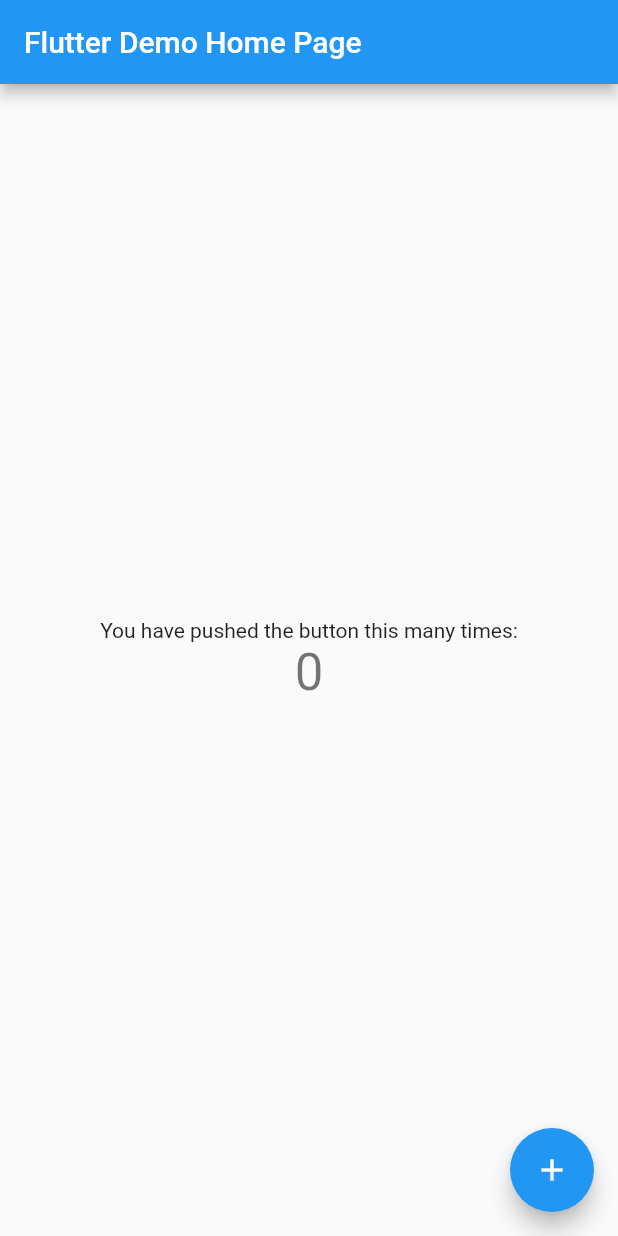
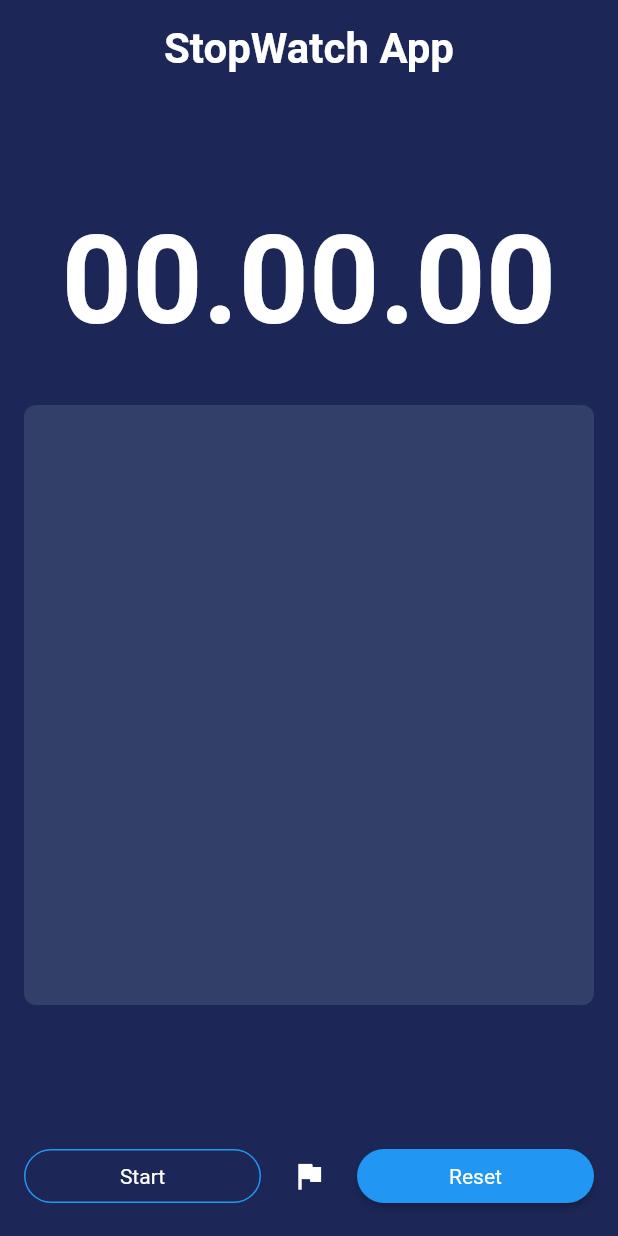
Before and after one commit to luthfiyyahnh/tugas2_kelompok3, a Flutter app: the screen it shows after launch, on a phone screen of 412 x 824 dp. Run offline on Flutter 3.47's test engine with Material 2 defaults, Android fonts, the light colour scheme and no system bars.

Commit message:
stopwatch

```diff
--- a/lib/main.dart
+++ b/lib/main.dart
@@ -1,3 +1,5 @@
+import 'dart:async';
+
 import 'package:flutter/material.dart';
 
 void main() {
@@ -11,105 +13,201 @@
   @override
   Widget build(BuildContext context) {
     return MaterialApp(
-      title: 'Flutter Demo',
-      theme: ThemeData(
-        // This is the theme of your application.
-        //
-        // Try running your application with "flutter run". You'll see the
-        // application has a blue toolbar. Then, without quitting the app, try
-        // changing the primarySwatch below to Colors.green and then invoke
-        // "hot reload" (press "r" in the console where you ran "flutter run",
-        // or simply save your changes to "hot reload" in a Flutter IDE).
-        // Notice that the counter didn't reset back to zero; the application
-        // is not restarted.
-        primarySwatch: Colors.blue,
-      ),
-      home: const MyHomePage(title: 'Flutter Demo Home Page'),
+      home: HomeApp(),
     );
   }
 }
 
-class MyHomePage extends StatefulWidget {
-  const MyHomePage({Key? key, required this.title}) : super(key: key);
-
-  // This widget is the home page of your application. It is stateful, meaning
-  // that it has a State object (defined below) that contains fields that affect
-  // how it looks.
-
-  // This class is the configuration for the state. It holds the values (in this
-  // case the title) provided by the parent (in this case the App widget) and
-  // used by the build method of the State. Fields in a Widget subclass are
-  // always marked "final".
-
-  final String title;
+class HomeApp extends StatefulWidget {
+  const HomeApp({Key? key}) : super(key: key);
 
   @override
-  State<MyHomePage> createState() => _MyHomePageState();
+  State<HomeApp> createState() => _HomeAppState();
 }
 
-class _MyHomePageState extends State<MyHomePage> {
-  int _counter = 0;
+class _HomeAppState extends State<HomeApp> {
+  int seconds = 0, minutes = 0, hours = 0;
 
-  void _incrementCounter() {
+  String digitSeconds = "00", digitMinutes = "00", digitHours = "00";
+  Timer? timer;
+  bool started = false;
+  List laps = [];
+
+  void stop() {
+    timer!.cancel();
     setState(() {
-      // This call to setState tells the Flutter framework that something has
-      // changed in this State, which causes it to rerun the build method below
-      // so that the display can reflect the updated values. If we changed
-      // _counter without calling setState(), then the build method would not be
-      // called again, and so nothing would appear to happen.
-      _counter++;
+      started = false;
+    });
+  }
+
+  void reset() {
+    timer!.cancel();
+    setState(() {
+      seconds = 0;
+      minutes = 0;
+      hours = 0;
+
+      digitSeconds = "00";
+      digitMinutes = "00";
+      digitHours = "00";
+
+      started = false;
+    });
+  }
+
+  void addLaps() {
+    String lap = "$digitHours:$digitMinutes:$digitSeconds";
+    setState(() {
+      laps.add(lap);
+    });
+  }
+
+  void Start() {
+    started = true;
+    timer = Timer.periodic(Duration(seconds: 1), (timer) {
+      int localSeconds = seconds + 1;
+      int localMinutes = minutes;
+      int localHours = hours;
+
+      if (localSeconds > 59) {
+        if (localMinutes > 59) {
+          localHours++;
+          localMinutes = 0;
+        } else {
+          localMinutes++;
+          localSeconds = 0;
+        }
+      }
+      setState(() {
+        seconds = localSeconds;
+        minutes = localMinutes;
+        hours = localHours;
+        digitSeconds = (seconds >= 10) ? "$seconds" : "0$seconds";
+        digitHours = (hours >= 10) ? "$hours" : "0$hours";
+        digitMinutes = (minutes >= 10) ? "$minutes" : "0$minutes";
+      });
     });
   }
 
   @override
   Widget build(BuildContext context) {
-    // This method is rerun every time setState is called, for instance as done
-    // by the _incrementCounter method above.
-    //
-    // The Flutter framework has been optimized to make rerunning build methods
-    // fast, so that you can just rebuild anything that needs updating rather
-    // than having to individually change instances of widgets.
     return Scaffold(
-      appBar: AppBar(
-        // Here we take the value from the MyHomePage object that was created by
-        // the App.build method, and use it to set our appbar title.
-        title: Text(widget.title),
+        backgroundColor: const Color(0xFF1C2757),
+        body: SafeArea(
+          child: Padding(
+            padding: const EdgeInsets.all(16.0),
+            child: Column(
+              mainAxisAlignment: MainAxisAlignment.spaceBetween,
+              crossAxisAlignment: CrossAxisAlignment.center,
+              children: [
+                Center(
+                  child: Text(
+                    "StopWatch App",
+                    style: TextStyle(
+                        color: Colors.white,
+                        fontSize: 28,
+                        fontWeight: FontWeight.bold),
                   ),
-      body: Center(
-        // Center is a layout widget. It takes a single child and positions it
-        // in the middle of the parent.
-        child: Column(
-          // Column is also a layout widget. It takes a list of children and
-          // arranges them vertically. By default, it sizes itself to fit its
-          // children horizontally, and tries to be as tall as its parent.
-          //
-          // Invoke "debug painting" (press "p" in the console, choose the
-          // "Toggle Debug Paint" action from the Flutter Inspector in Android
-          // Studio, or the "Toggle Debug Paint" command in Visual Studio Code)
-          // to see the wireframe for each widget.
-          //
-          // Column has various properties to control how it sizes itself and
-          // how it positions its children. Here we use mainAxisAlignment to
-          // center the children vertically; the main axis here is the vertical
-          // axis because Columns are vertical (the cross axis would be
-          // horizontal).
-          mainAxisAlignment: MainAxisAlignment.center,
-          children: <Widget>[
-            const Text(
-              'You have pushed the button this many times:',
+                ),
+                SizedBox(
+                  height: 20.0,
+                ),
+                Center(
+                  child: Text(
+                    "$digitHours.$digitMinutes.$digitSeconds",
+                    style: TextStyle(
+                        color: Colors.white,
+                        fontSize: 82.0,
+                        fontWeight: FontWeight.w600),
+                  ),
+                ),
+                Container(
+                  height: 400,
+                  decoration: BoxDecoration(
+                    color: Color(0xFF323F68),
+                    borderRadius: BorderRadius.circular(8.0),
+                  ),
+                  child: ListView.builder(
+                    itemCount: laps.length,
+                    itemBuilder: (context, index) {
+                      return Padding(
+                        padding: const EdgeInsets.all(8.0),
+                        child: Row(
+                          mainAxisAlignment: MainAxisAlignment.spaceBetween,
+                          children: [
+                            Text(
+                              "Putaran Ke-${index + 1}",
+                              style: TextStyle(
+                                color: Colors.white,
+                                fontSize: 16.0,
+                              ),
                             ),
                             Text(
-              '$_counter',
-              style: Theme.of(context).textTheme.headline4,
+                              "${laps[index]}",
+                              style: TextStyle(
+                                color: Colors.white,
+                                fontSize: 16.0,
+                              ),
+                            ),
+                          ],
+                        ),
+                      );
+                    },
+                  ),
+                ),
+                SizedBox(
+                  height: 20.0,
+                ),
+                Row(
+                  mainAxisAlignment: MainAxisAlignment.spaceBetween,
+                  children: [
+                    Expanded(
+                      child: RawMaterialButton(
+                        onPressed: () {
+                          (!started) ? Start() : stop();
+                        },
+                        shape: StadiumBorder(
+                          side: BorderSide(
+                            color: Colors.blue,
+                          ),
+                        ),
+                        child: Text(
+                          (!started) ? "Start" : "Pause",
+                          style: TextStyle(color: Colors.white),
+                        ),
+                      ),
+                    ),
+                    SizedBox(
+                      width: 8.0,
+                    ),
+                    IconButton(
+                      color: Colors.white,
+                      onPressed: () {
+                        addLaps();
+                      },
+                      icon: Icon(Icons.flag),
+                    ),
+                    SizedBox(
+                      width: 8.0,
+                    ),
+                    Expanded(
+                      child: RawMaterialButton(
+                        onPressed: () {
+                          reset();
+                        },
+                        fillColor: Colors.blue,
+                        shape: StadiumBorder(),
+                        child: Text(
+                          "Reset",
+                          style: TextStyle(color: Colors.white),
+                        ),
+                      ),
+                    )
+                  ],
                 ),
               ],
             ),
           ),
-      floatingActionButton: FloatingActionButton(
-        onPressed: _incrementCounter,
-        tooltip: 'Increment',
-        child: const Icon(Icons.add),
-      ), // This trailing comma makes auto-formatting nicer for build methods.
-    );
+        ));
   }
 }
--- a/pubspec.yaml
+++ b/pubspec.yaml
@@ -34,6 +34,7 @@
   # The following adds the Cupertino Icons font to your application.
   # Use with the CupertinoIcons class for iOS style icons.
   cupertino_icons: ^1.0.2
+  stop_watch_timer: ^1.3.1
 
 dev_dependencies:
   flutter_test:
```
Also changed, not shown: pubspec.lock. Lines whose indentation alone changed are shown as unchanged.
